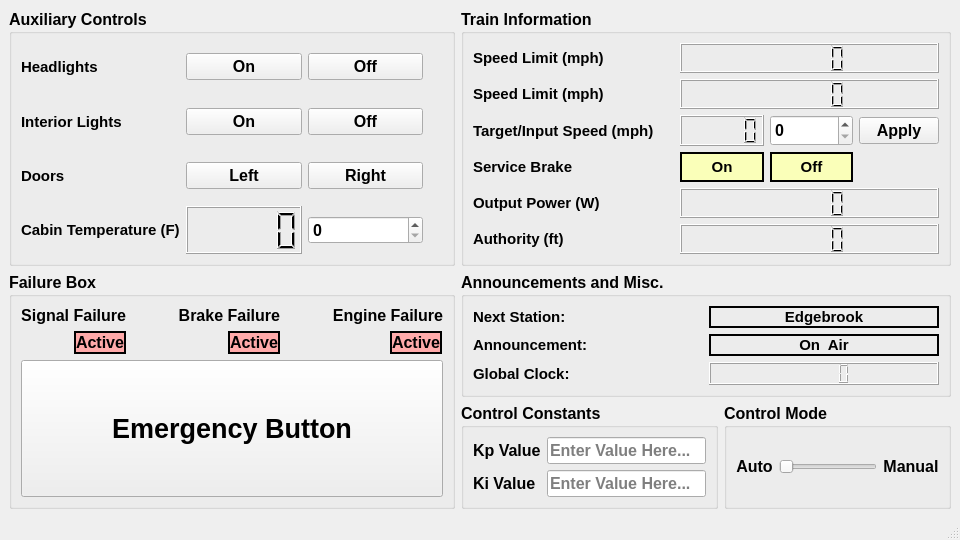
This is train_controller.ui in connor-marsh/ECE1140ChooChoo as Qt 5 draws it before an edit. The edited form follows.
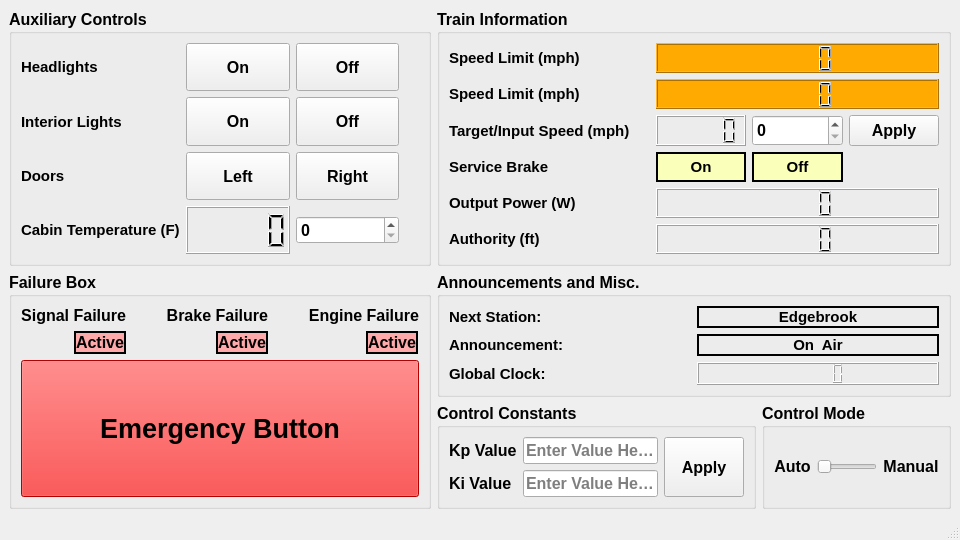
This is the edited form. Icons and pictures are not drawn.

Commit message: Finishes test bench ui, need to fix naming convention for buttons, etc. Can start backend development from here

What changed in the file:
```diff
--- a/train_controller.ui
+++ b/train_controller.ui
@@ -385,6 +385,9 @@
          </item>
          <item row="2" column="0" colspan="8">
           <widget class="QPushButton" name="pushButton_7">
+           <property name="enabled">
+            <bool>true</bool>
+           </property>
            <property name="sizePolicy">
             <sizepolicy hsizetype="Minimum" vsizetype="Minimum">
              <horstretch>0</horstretch>
@@ -399,11 +402,14 @@
             </font>
            </property>
            <property name="styleSheet">
-            <string notr="true"/>
+            <string notr="true">background-color: rgb(255, 0, 0);</string>
            </property>
            <property name="text">
             <string>Emergency Button</string>
            </property>
+           <property name="autoDefault">
+            <bool>false</bool>
+           </property>
           </widget>
          </item>
          <item row="1" column="5">
@@ -487,6 +493,13 @@
       <layout class="QGridLayout" name="gridLayout_16">
        <item row="0" column="0">
         <layout class="QGridLayout" name="gridLayout_15">
+         <item row="1" column="1">
+          <widget class="QLineEdit" name="lineEdit_2">
+           <property name="placeholderText">
+            <string>Enter Value Here...</string>
+           </property>
+          </widget>
+         </item>
          <item row="1" column="0">
           <widget class="QLabel" name="label_24">
            <property name="text">
@@ -508,10 +521,16 @@
            </property>
           </widget>
          </item>
-         <item row="1" column="1">
-          <widget class="QLineEdit" name="lineEdit_2">
-           <property name="placeholderText">
-            <string>Enter Value Here...</string>
+         <item row="0" column="2" rowspan="2">
+          <widget class="QPushButton" name="pushButton_8">
+           <property name="sizePolicy">
+            <sizepolicy hsizetype="Minimum" vsizetype="Minimum">
+             <horstretch>0</horstretch>
+             <verstretch>0</verstretch>
+            </sizepolicy>
+           </property>
+           <property name="text">
+            <string>Apply</string>
            </property>
           </widget>
          </item>
@@ -611,7 +630,11 @@
           </widget>
          </item>
          <item row="2" column="2" colspan="3">
-          <widget class="QLCDNumber" name="lcdNumber_3"/>
+          <widget class="QLCDNumber" name="lcdNumber_3">
+           <property name="styleSheet">
+            <string notr="true">background-color: rgb(255, 170, 0);</string>
+           </property>
+          </widget>
          </item>
          <item row="3" column="3">
           <widget class="QSpinBox" name="spinBox_2">
@@ -624,7 +647,14 @@
           </widget>
          </item>
          <item row="1" column="2" colspan="3">
-          <widget class="QLCDNumber" name="lcdNumber_2"/>
+          <widget class="QLCDNumber" name="lcdNumber_2">
+           <property name="styleSheet">
+            <string notr="true">background-color: rgb(255, 170, 0);</string>
+           </property>
+           <property name="smallDecimalPoint">
+            <bool>false</bool>
+           </property>
+          </widget>
          </item>
          <item row="4" column="2">
           <widget class="QLabel" name="label_4">
@@ -691,19 +721,6 @@
            </property>
           </widget>
          </item>
-         <item row="3" column="4">
-          <widget class="QDialogButtonBox" name="buttonBox_2">
-           <property name="orientation">
-            <enum>Qt::Vertical</enum>
-           </property>
-           <property name="standardButtons">
-            <set>QDialogButtonBox::Apply</set>
-           </property>
-           <property name="centerButtons">
-            <bool>true</bool>
-           </property>
-          </widget>
-         </item>
          <item row="2" column="1">
           <spacer name="verticalSpacer_3">
            <property name="orientation">
@@ -788,6 +805,19 @@
          <item row="6" column="2" colspan="3">
           <widget class="QLCDNumber" name="lcdNumber_5"/>
          </item>
+         <item row="3" column="4">
+          <widget class="QPushButton" name="pushButton_9">
+           <property name="sizePolicy">
+            <sizepolicy hsizetype="Minimum" vsizetype="Minimum">
+             <horstretch>0</horstretch>
+             <verstretch>0</verstretch>
+            </sizepolicy>
+           </property>
+           <property name="text">
+            <string>Apply</string>
+           </property>
+          </widget>
+         </item>
         </layout>
        </item>
       </layout>
@@ -829,6 +859,12 @@
          </item>
          <item row="1" column="2">
           <widget class="QPushButton" name="pushButton_4">
+           <property name="sizePolicy">
+            <sizepolicy hsizetype="Minimum" vsizetype="Minimum">
+             <horstretch>0</horstretch>
+             <verstretch>0</verstretch>
+            </sizepolicy>
+           </property>
            <property name="text">
             <string>Off</string>
            </property>
@@ -836,6 +872,12 @@
          </item>
          <item row="0" column="2">
           <widget class="QPushButton" name="pushButton_2">
+           <property name="sizePolicy">
+            <sizepolicy hsizetype="Minimum" vsizetype="Minimum">
+             <horstretch>0</horstretch>
+             <verstretch>0</verstretch>
+            </sizepolicy>
+           </property>
            <property name="text">
             <string>Off</string>
            </property>
@@ -843,6 +885,12 @@
          </item>
          <item row="1" column="1">
           <widget class="QPushButton" name="pushButton_3">
+           <property name="sizePolicy">
+            <sizepolicy hsizetype="Minimum" vsizetype="Minimum">
+             <horstretch>0</horstretch>
+             <verstretch>0</verstretch>
+            </sizepolicy>
+           </property>
            <property name="text">
             <string>On</string>
            </property>
@@ -886,6 +934,12 @@
          </item>
          <item row="2" column="2">
           <widget class="QPushButton" name="pushButton_6">
+           <property name="sizePolicy">
+            <sizepolicy hsizetype="Minimum" vsizetype="Minimum">
+             <horstretch>0</horstretch>
+             <verstretch>0</verstretch>
+            </sizepolicy>
+           </property>
            <property name="text">
             <string>Right</string>
            </property>
@@ -908,6 +962,12 @@
          </item>
          <item row="2" column="1">
           <widget class="QPushButton" name="pushButton_5">
+           <property name="sizePolicy">
+            <sizepolicy hsizetype="Minimum" vsizetype="Minimum">
+             <horstretch>0</horstretch>
+             <verstretch>0</verstretch>
+            </sizepolicy>
+           </property>
            <property name="text">
             <string>Left</string>
            </property>
@@ -918,6 +978,12 @@
          </item>
          <item row="0" column="1">
           <widget class="QPushButton" name="pushButton">
+           <property name="sizePolicy">
+            <sizepolicy hsizetype="Minimum" vsizetype="Minimum">
+             <horstretch>0</horstretch>
+             <verstretch>0</verstretch>
+            </sizepolicy>
+           </property>
            <property name="text">
             <string>On</string>
            </property>
```
The commit also changes 3 other files.
